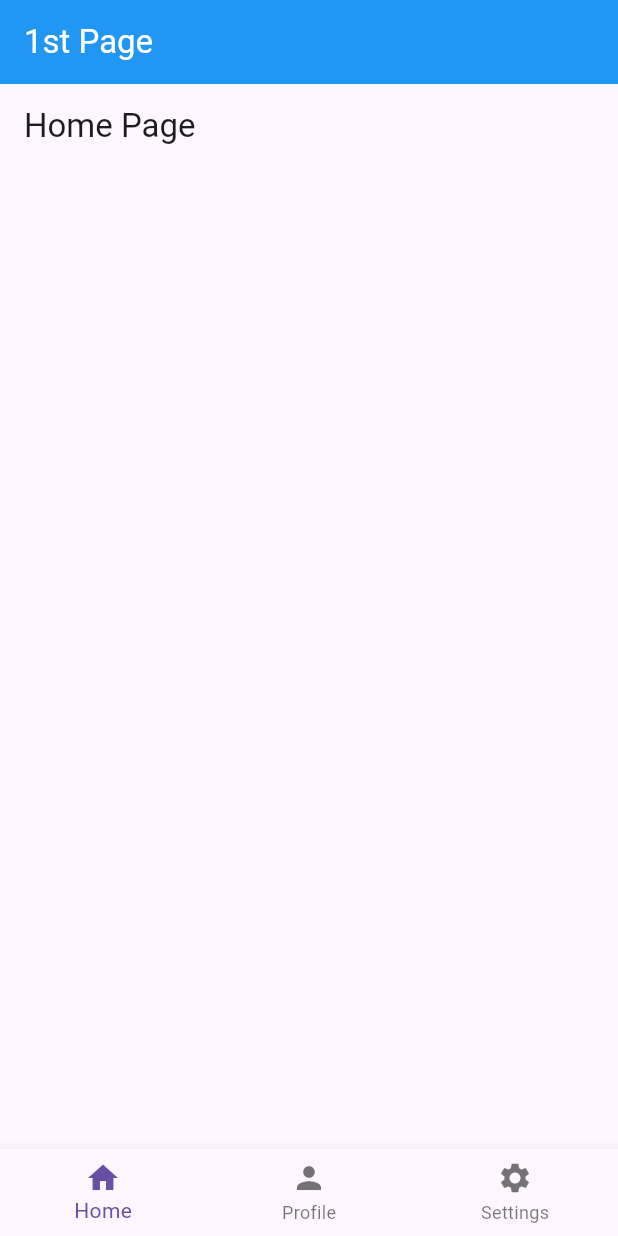
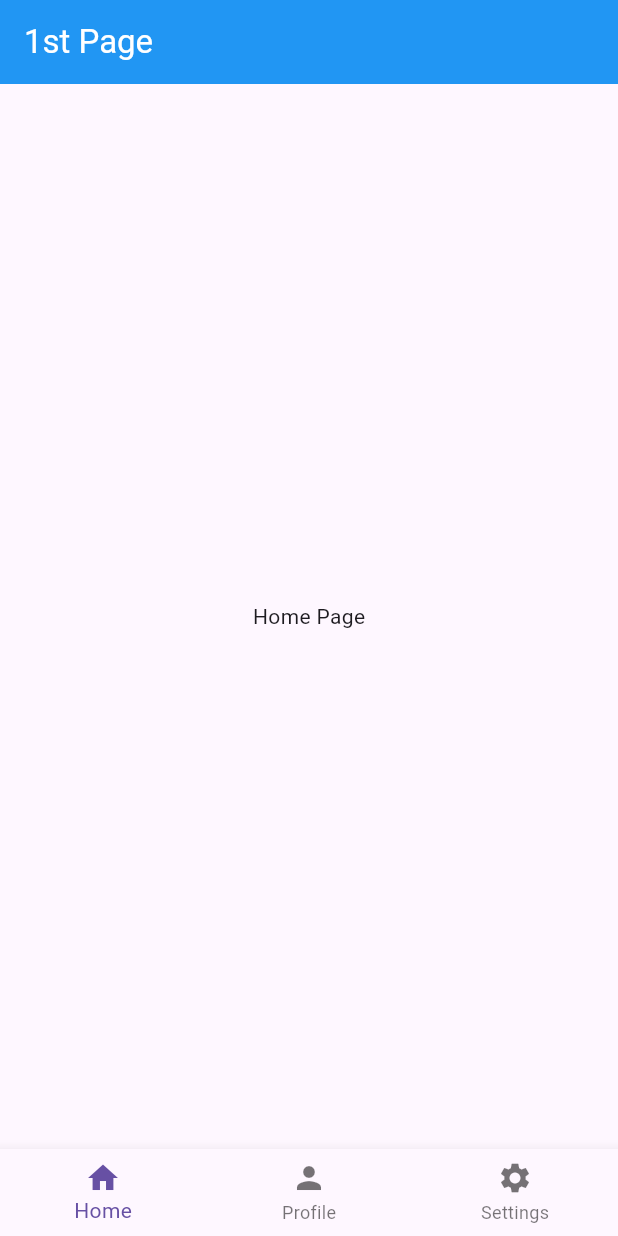
Before and after one commit to jayawardhanadskp/E-commerce_Shoe_Selling_App, a Flutter app: the screen it shows after launch, on a phone screen of 412 x 824 dp. Run offline on Flutter 3.47's test engine with Material 3 defaults, Android fonts, the phone set to English and light mode, and no system bars.

Commit message:
home page

```diff
--- a/lib/home_page.dart
+++ b/lib/home_page.dart
@@ -6,9 +6,7 @@ class HomePage extends StatelessWidget {
   @override
   Widget build(BuildContext context) {
     return Scaffold(
-      appBar: AppBar(
-        title: Text('Home Page'),
-      ),
+      body: Center(child: Text('Home Page')),
     );
   }
 }
```
